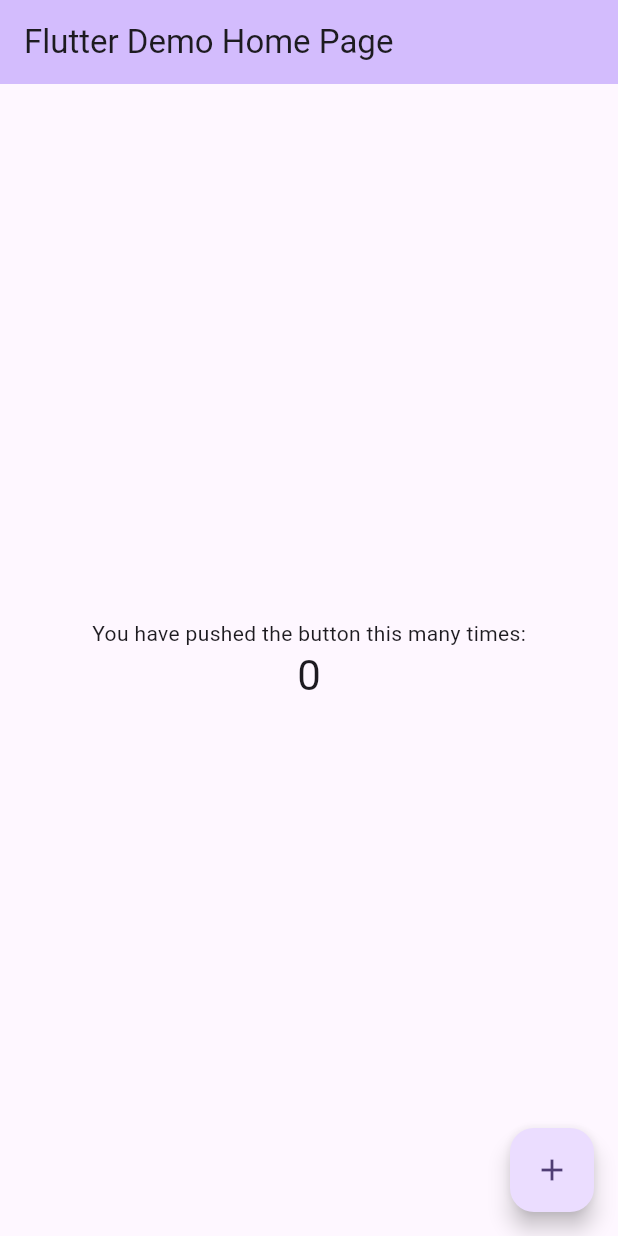
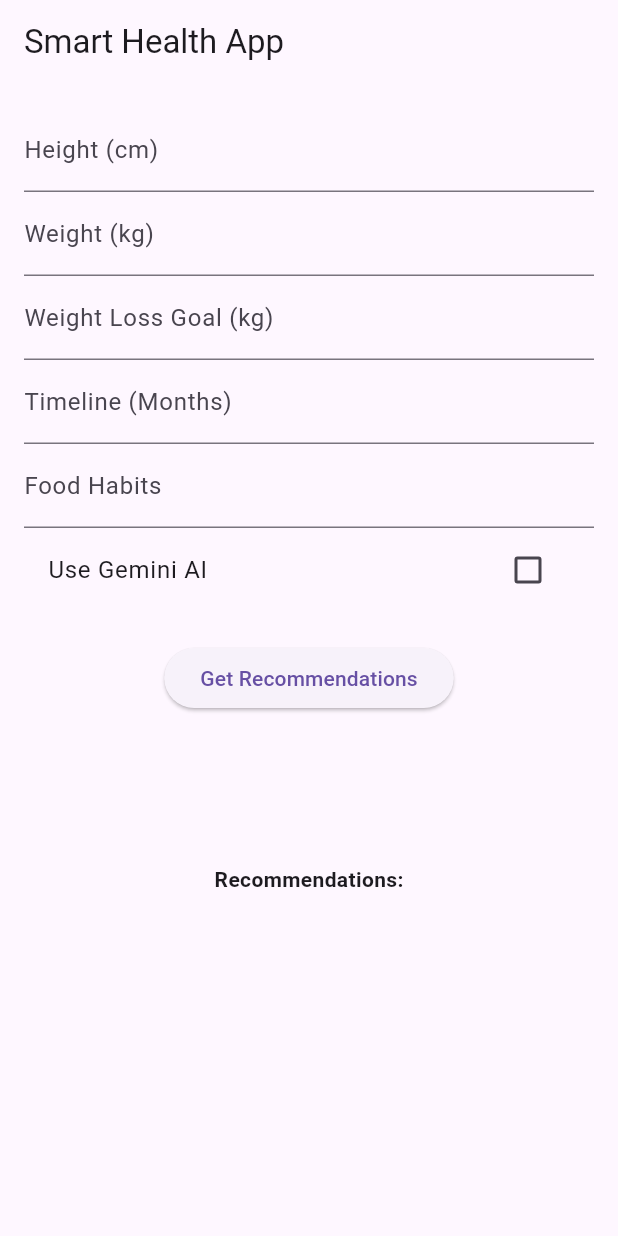
Before and after one commit to AbdulRehman028/Smart-Health-App, a Flutter app: the screen it shows after launch, on a phone screen of 412 x 824 dp. Run offline on Flutter 3.47's test engine with Material 3 defaults, Android fonts, the phone set to English and light mode, and no system bars; our stand-ins replace google_generative_ai.

Commit message:
initial commit

```diff
--- /dev/null
+++ b/lib/api_service.dart
@@ -0,0 +1,42 @@
+import 'dart:core';
+import 'package:google_generative_ai/google_generative_ai.dart';
+class ApiService {
+  final String apiKey = 'AIzaSyA5U2puTTJBSR0x31BeY_nJFJC-0KRVsYo';
+  ApiService() {
+    // Initialize Gemini in the constructor
+    // Uncomment the following line if necessary
+    // Gemini.init(apiKey: apiKey);
+  }
+  Future<String> getRecommendations({
+    required String height,
+    required String weight,
+    required String goal,
+    required String timeline,
+    required String foodHabits,
+  }) async {
+    // Call the prompt stream initializer with parameters
+    return await _initPromptStream(height, weight, goal, timeline, foodHabits);
+  }
+Future<String> _initPromptStream(String height, String weight,
+      String goal, String timeline, String foodHabits) async {
+    final prompt =
+        'Generate a diet and exercise plan based on the following parameters: '
+        'Height: $height, Weight: $weight, Goal: $goal, Timeline: $timeline, Food Habits: $foodHabits';
+    final model = GenerativeModel(model: 'gemini-2.5-pro', apiKey: apiKey);
+    final content = [Content.text(prompt)];
+    // Await the asynchronous response
+    final response = await model.generateContent(content); // Modify if necessary
+    try {
+      // Ensure generatedText is a non-null String
+      final generatedText = response.text ?? ''; // Provide a default empty string if null
+      return generatedText; // Return the generated text directly
+    } catch (e) {
+      print('Error processing response: $e');
+      // Handle the error appropriately, e.g., return an empty string or throw an error
+      return '';
+    }
+  }
+  Future<String> getDummyRecommendations() async {
+    return Future.value('This is a dummy recommendation for diet and exercise plan.');
+  }
+}
--- /dev/null
+++ b/lib/input_screen.dart
@@ -0,0 +1,100 @@
+import 'package:flutter/material.dart';
+import 'api_service.dart';
+class InputScreen extends StatefulWidget {
+  const InputScreen({super.key});
+  @override
+  _InputScreenState createState() => _InputScreenState();
+}
+class _InputScreenState extends State<InputScreen> {
+  final heightController = TextEditingController();
+  final weightController = TextEditingController();
+  final goalController = TextEditingController();
+  final timelineController = TextEditingController();
+  final foodHabitsController = TextEditingController();
+  bool useGemini = false;
+  String recommendations = '';
+  void generatePlan() async {
+    ApiService apiService = ApiService();
+    try {
+      String response;
+
+      if (useGemini) {
+        // Call Gemini API and update recommendations
+        response = await apiService.getRecommendations(
+          height: heightController.text,
+          weight: weightController.text,
+          goal: goalController.text,
+          timeline: timelineController.text,
+          foodHabits: foodHabitsController.text,
+        );
+      } else {
+        // Call dummy recommendations method
+        response = await apiService.getDummyRecommendations();
+      }
+      setState(() {
+        recommendations = response;
+      });
+    } catch (e) {
+      setState(() {
+        recommendations = 'Error occurred while fetching recommendations.';
+      });
+    }
+  }
+  @override
+  Widget build(BuildContext context) {
+    return Scaffold(
+      appBar: AppBar(title: const Text('Smart Health App')),
+      body: Padding(
+        padding: const EdgeInsets.all(16.0),
+        child: SingleChildScrollView(
+          child: Column(
+            children: [
+              TextField(
+                controller: heightController,
+                decoration: const InputDecoration(labelText: 'Height (cm)'),
+              ),
+              TextField(
+                controller: weightController,
+                decoration: const InputDecoration(labelText: 'Weight (kg)'),
+              ),
+              TextField(
+                controller: goalController,
+                decoration:
+                    const InputDecoration(labelText: 'Weight Loss Goal (kg)'),
+              ),
+              TextField(
+                controller: timelineController,
+                decoration:
+                    const InputDecoration(labelText: 'Timeline (Months)'),
+              ),
+              TextField(
+                controller: foodHabitsController,
+                decoration: const InputDecoration(labelText: 'Food Habits'),
+              ),
+              CheckboxListTile(
+                title: const Text('Use Gemini AI'),
+                value: useGemini,
+                onChanged: (value) {
+                  setState(() {
+                    useGemini = value!;
+                  });
+                },
+              ),
+              const SizedBox(
+                height: 20,
+              ),
+              ElevatedButton(
+                onPressed: generatePlan,
+                child: const Text('Get Recommendations'),
+              ),
+              const SizedBox(height: 100),
+              const Text('Recommendations:',
+                  style: TextStyle(fontWeight: FontWeight.bold)),
+              Text(recommendations),
+            ],
+          ),
+        ),
+      ),
+    );
+  }
+}
--- a/lib/main.dart
+++ b/lib/main.dart
@@ -1,122 +1,17 @@
 import 'package:flutter/material.dart';
+import 'input_screen.dart';
+void main() {
 
-void main() {
-  runApp(const MyApp());
+  runApp(MyApp());
 }
-
 class MyApp extends StatelessWidget {
   const MyApp({super.key});
-
-  // This widget is the root of your application.
   @override
   Widget build(BuildContext context) {
     return MaterialApp(
-      title: 'Flutter Demo',
-      theme: ThemeData(
-        // This is the theme of your application.
-        //
-        // TRY THIS: Try running your application with "flutter run". You'll see
-        // the application has a purple toolbar. Then, without quitting the app,
-        // try changing the seedColor in the colorScheme below to Colors.green
-        // and then invoke "hot reload" (save your changes or press the "hot
-        // reload" button in a Flutter-supported IDE, or press "r" if you used
-        // the command line to start the app).
-        //
-        // Notice that the counter didn't reset back to zero; the application
-        // state is not lost during the reload. To reset the state, use hot
-        // restart instead.
-        //
-        // This works for code too, not just values: Most code changes can be
-        // tested with just a hot reload.
-        colorScheme: ColorScheme.fromSeed(seedColor: Colors.deepPurple),
-      ),
-      home: const MyHomePage(title: 'Flutter Demo Home Page'),
+      debugShowCheckedModeBanner: false,
+      title: 'Smart Health App',
+      home: InputScreen(),
     );
   }
 }
-
-class MyHomePage extends StatefulWidget {
-  const MyHomePage({super.key, required this.title});
-
-  // This widget is the home page of your application. It is stateful, meaning
-  // that it has a State object (defined below) that contains fields that affect
-  // how it looks.
-
-  // This class is the configuration for the state. It holds the values (in this
-  // case the title) provided by the parent (in this case the App widget) and
-  // used by the build method of the State. Fields in a Widget subclass are
-  // always marked "final".
-
-  final String title;
-
-  @override
-  State<MyHomePage> createState() => _MyHomePageState();
-}
-
-class _MyHomePageState extends State<MyHomePage> {
-  int _counter = 0;
-
-  void _incrementCounter() {
-    setState(() {
-      // This call to setState tells the Flutter framework that something has
-      // changed in this State, which causes it to rerun the build method below
-      // so that the display can reflect the updated values. If we changed
-      // _counter without calling setState(), then the build method would not be
-      // called again, and so nothing would appear to happen.
-      _counter++;
-    });
-  }
-
-  @override
-  Widget build(BuildContext context) {
-    // This method is rerun every time setState is called, for instance as done
-    // by the _incrementCounter method above.
-    //
-    // The Flutter framework has been optimized to make rerunning build methods
-    // fast, so that you can just rebuild anything that needs updating rather
-    // than having to individually change instances of widgets.
-    return Scaffold(
-      appBar: AppBar(
-        // TRY THIS: Try changing the color here to a specific color (to
-        // Colors.amber, perhaps?) and trigger a hot reload to see the AppBar
-        // change color while the other colors stay the same.
-        backgroundColor: Theme.of(context).colorScheme.inversePrimary,
-        // Here we take the value from the MyHomePage object that was created by
-        // the App.build method, and use it to set our appbar title.
-        title: Text(widget.title),
-      ),
-      body: Center(
-        // Center is a layout widget. It takes a single child and positions it
-        // in the middle of the parent.
-        child: Column(
-          // Column is also a layout widget. It takes a list of children and
-          // arranges them vertically. By default, it sizes itself to fit its
-          // children horizontally, and tries to be as tall as its parent.
-          //
-          // Column has various properties to control how it sizes itself and
-          // how it positions its children. Here we use mainAxisAlignment to
-          // center the children vertically; the main axis here is the vertical
-          // axis because Columns are vertical (the cross axis would be
-          // horizontal).
-          //
-          // TRY THIS: Invoke "debug painting" (choose the "Toggle Debug Paint"
-          // action in the IDE, or press "p" in the console), to see the
-          // wireframe for each widget.
-          mainAxisAlignment: MainAxisAlignment.center,
-          children: <Widget>[
-            const Text('You have pushed the button this many times:'),
-            Text(
-              '$_counter',
-              style: Theme.of(context).textTheme.headlineMedium,
-            ),
-          ],
-        ),
-      ),
-      floatingActionButton: FloatingActionButton(
-        onPressed: _incrementCounter,
-        tooltip: 'Increment',
-        child: const Icon(Icons.add),
-      ), // This trailing comma makes auto-formatting nicer for build methods.
-    );
-  }
-}
--- a/pubspec.yaml
+++ b/pubspec.yaml
@@ -30,10 +30,13 @@ environment:
 dependencies:
   flutter:
     sdk: flutter
+  http: ^1.2.2
+  flutter_gemini: ^3.0.0
 
   # The following adds the Cupertino Icons font to your application.
   # Use with the CupertinoIcons class for iOS style icons.
   cupertino_icons: ^1.0.8
+  google_generative_ai: ^0.2.1
 
 dev_dependencies:
   flutter_test:
```
Also changed, not shown: pubspec.lock.
